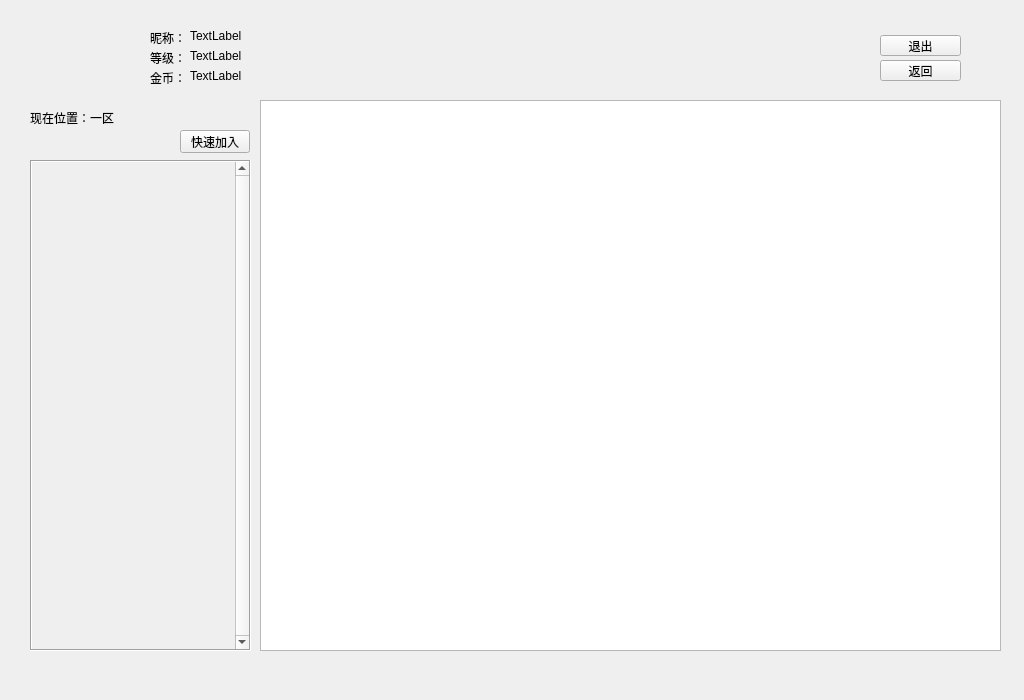
Before: the Qt Designer form QTProject/Client/lobby.ui in aldenpang/zhajinhua-project, drawn with Qt 5.
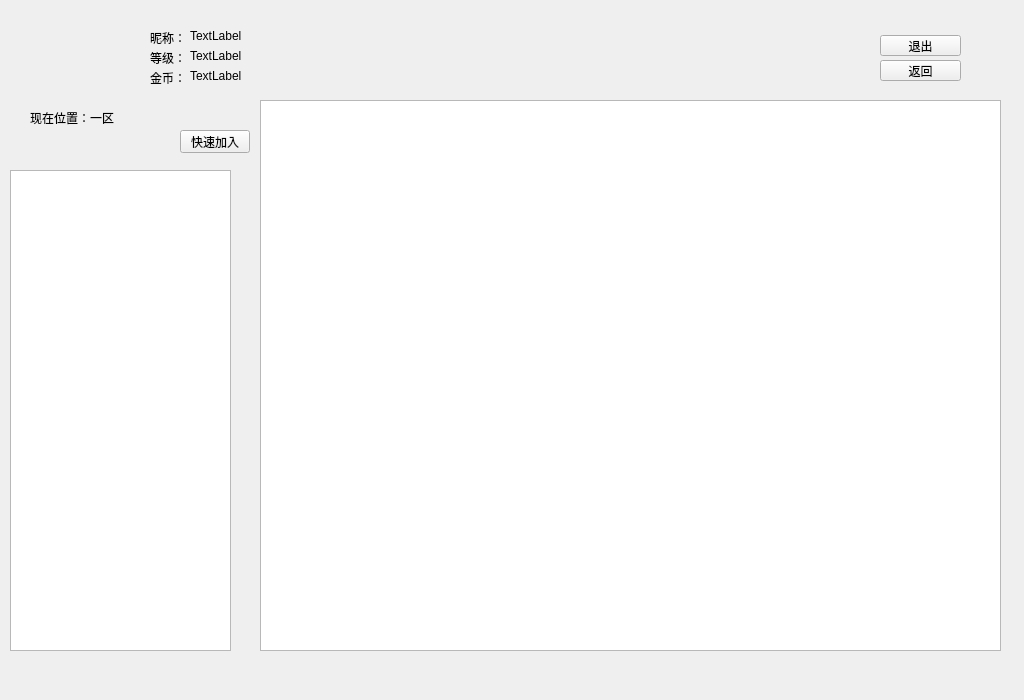
After: the same form once the commit is applied. Icons and pictures are not drawn.

Commit message: implement game list by QListWidget

Diff of the .ui file:
```diff
--- a/QTProject/Client/lobby.ui
+++ b/QTProject/Client/lobby.ui
@@ -127,38 +127,6 @@
     <string>退出</string>
    </property>
   </widget>
-  <widget class="QScrollArea" name="gameList">
-   <property name="geometry">
-    <rect>
-     <x>30</x>
-     <y>160</y>
-     <width>221</width>
-     <height>491</height>
-    </rect>
-   </property>
-   <property name="frameShape">
-    <enum>QFrame::Box</enum>
-   </property>
-   <property name="verticalScrollBarPolicy">
-    <enum>Qt::ScrollBarAlwaysOn</enum>
-   </property>
-   <property name="horizontalScrollBarPolicy">
-    <enum>Qt::ScrollBarAlwaysOff</enum>
-   </property>
-   <property name="widgetResizable">
-    <bool>true</bool>
-   </property>
-   <widget class="QWidget" name="scrollAreaWidgetContents">
-    <property name="geometry">
-     <rect>
-      <x>0</x>
-      <y>0</y>
-      <width>203</width>
-      <height>489</height>
-     </rect>
-    </property>
-   </widget>
-  </widget>
   <widget class="QLabel" name="playerImage">
    <property name="geometry">
     <rect>
@@ -305,6 +273,24 @@
     <enum>Qt::ScrollBarAlwaysOff</enum>
    </property>
   </widget>
+  <widget class="QTreeWidget" name="gameList">
+   <property name="geometry">
+    <rect>
+     <x>10</x>
+     <y>170</y>
+     <width>221</width>
+     <height>481</height>
+    </rect>
+   </property>
+   <property name="headerHidden">
+    <bool>true</bool>
+   </property>
+   <column>
+    <property name="text">
+     <string notr="true">1</string>
+    </property>
+   </column>
+  </widget>
  </widget>
  <resources>
   <include location="client.qrc"/>
```
The commit also changes 10 other files.
